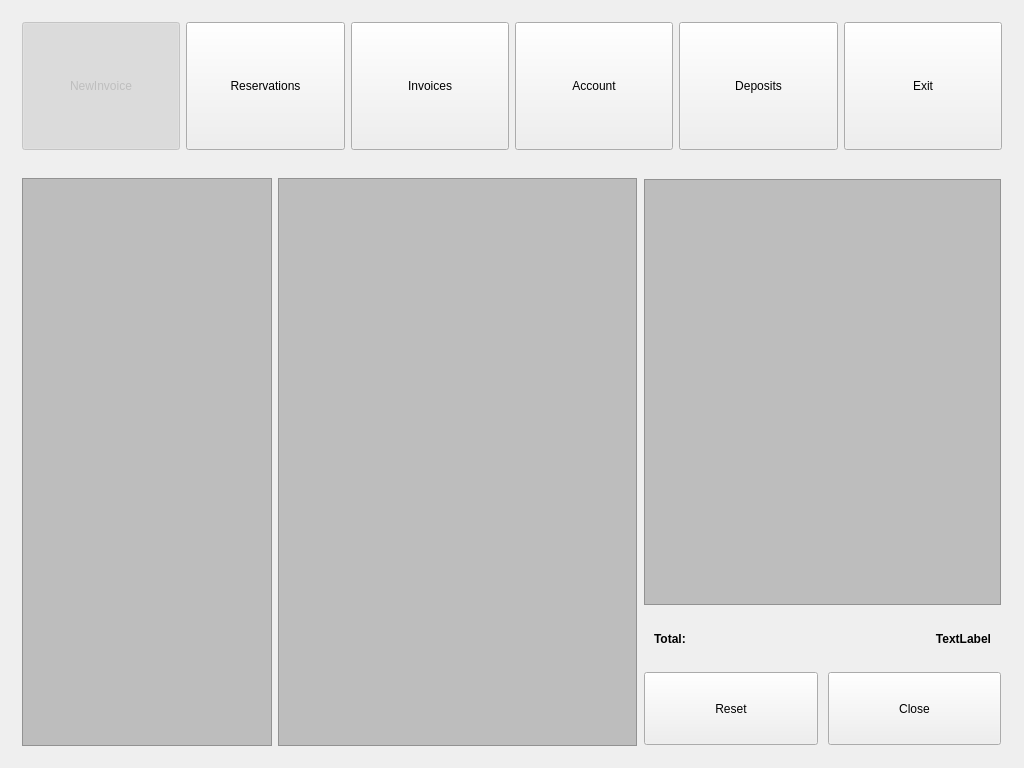
eguzki/penyamanager, file penyamanager/user/memberdashboardwindow.ui: the form before one commit.
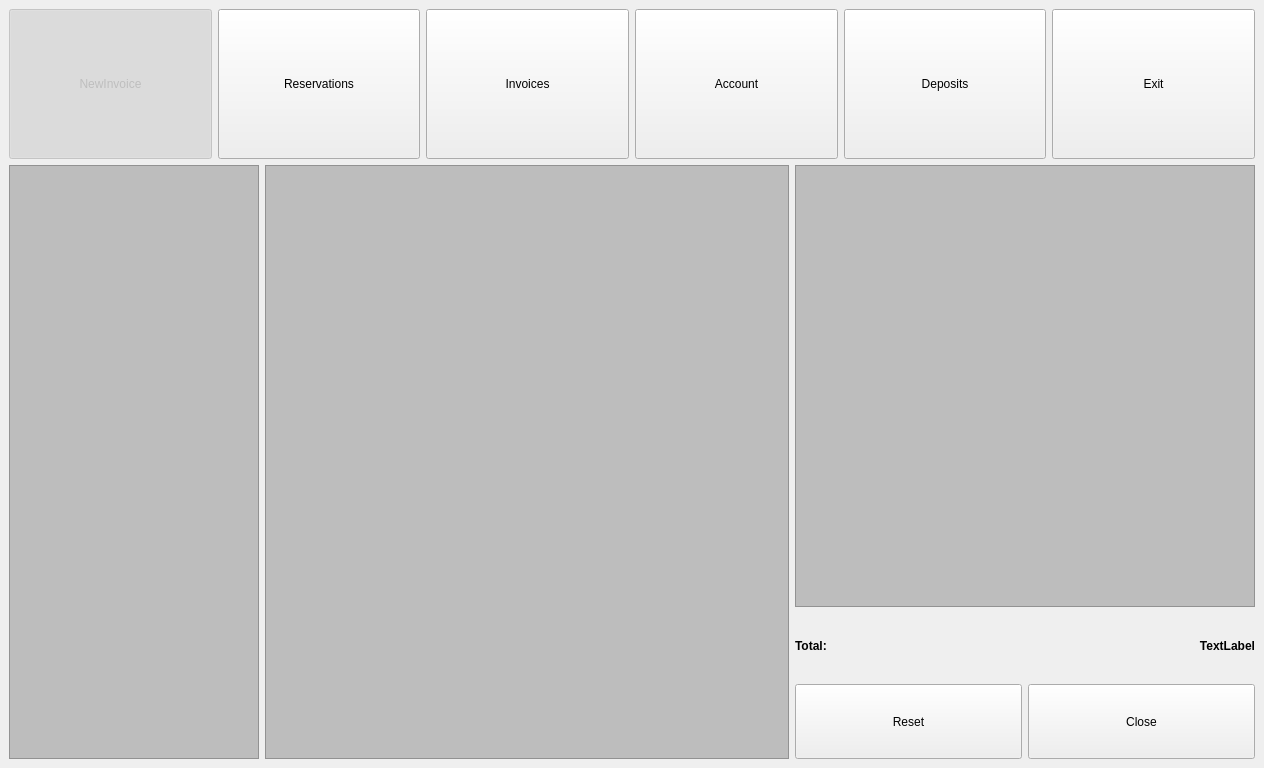
The form after the commit.

What changed in the file:
```diff
--- a/penyamanager/user/memberdashboardwindow.ui
+++ b/penyamanager/user/memberdashboardwindow.ui
@@ -6,7 +6,7 @@
    <rect>
     <x>0</x>
     <y>0</y>
-    <width>1024</width>
+    <width>1264</width>
     <height>768</height>
    </rect>
   </property>
@@ -16,8 +16,6 @@
   <property name="styleSheet">
    <string notr="true">QListWidget {
     alternate-background-color:  rgb(158,158,158);
-    
-    selection-color: green;
     background: rgb(158,158,158);
 }
 
@@ -71,7 +69,22 @@
   <property name="locale">
    <locale language="Spanish" country="Spain"/>
   </property>
-  <layout class="QVBoxLayout" name="verticalLayout">
+  <layout class="QVBoxLayout">
+   <property name="spacing">
+    <number>6</number>
+   </property>
+   <property name="leftMargin">
+    <number>9</number>
+   </property>
+   <property name="topMargin">
+    <number>9</number>
+   </property>
+   <property name="rightMargin">
+    <number>9</number>
+   </property>
+   <property name="bottomMargin">
+    <number>9</number>
+   </property>
    <item>
     <widget class="QWidget" name="topPanelWidget" native="true">
      <property name="minimumSize">
@@ -86,7 +99,19 @@
        <height>150</height>
       </size>
      </property>
-     <layout class="QHBoxLayout" name="horizontalLayout">
+     <layout class="QHBoxLayout" name="horizontalLayout_5">
+      <property name="leftMargin">
+       <number>0</number>
+      </property>
+      <property name="topMargin">
+       <number>0</number>
+      </property>
+      <property name="rightMargin">
+       <number>0</number>
+      </property>
+      <property name="bottomMargin">
+       <number>0</number>
+      </property>
       <item>
        <widget class="QPushButton" name="newinvoiceButton">
         <property name="enabled">
@@ -124,6 +149,9 @@
       </item>
       <item>
        <widget class="QPushButton" name="invoicesPushButton">
+        <property name="enabled">
+         <bool>true</bool>
+        </property>
         <property name="sizePolicy">
          <sizepolicy hsizetype="Minimum" vsizetype="Expanding">
           <horstretch>0</horstretch>
@@ -133,6 +161,12 @@
         <property name="text">
          <string>Invoices</string>
         </property>
+        <property name="checkable">
+         <bool>false</bool>
+        </property>
+        <property name="checked">
+         <bool>false</bool>
+        </property>
        </widget>
       </item>
       <item>
@@ -207,6 +241,18 @@
    <item>
     <widget class="QWidget" name="mainWidget" native="true">
      <layout class="QHBoxLayout" name="verticalLayout_2">
+      <property name="leftMargin">
+       <number>0</number>
+      </property>
+      <property name="topMargin">
+       <number>0</number>
+      </property>
+      <property name="rightMargin">
+       <number>0</number>
+      </property>
+      <property name="bottomMargin">
+       <number>0</number>
+      </property>
       <item>
        <widget class="QListWidget" name="familyListWidget">
         <property name="minimumSize">
@@ -292,7 +338,7 @@
         </property>
         <layout class="QVBoxLayout" name="verticalLayout_4">
          <property name="spacing">
-          <number>0</number>
+          <number>6</number>
          </property>
          <property name="leftMargin">
           <number>0</number>
@@ -322,19 +368,19 @@
            </property>
            <layout class="QVBoxLayout" name="verticalLayout_5">
             <property name="spacing">
-             <number>10</number>
+             <number>6</number>
             </property>
             <property name="leftMargin">
-             <number>1</number>
+             <number>0</number>
             </property>
             <property name="topMargin">
-             <number>1</number>
+             <number>0</number>
             </property>
             <property name="rightMargin">
-             <number>1</number>
+             <number>0</number>
             </property>
             <property name="bottomMargin">
-             <number>1</number>
+             <number>0</number>
             </property>
             <item>
              <widget class="QTableWidget" name="invoiceTableWidget">
@@ -403,6 +449,18 @@
             </size>
            </property>
            <layout class="QHBoxLayout" name="horizontalLayout_8">
+            <property name="leftMargin">
+             <number>0</number>
+            </property>
+            <property name="topMargin">
+             <number>0</number>
+            </property>
+            <property name="rightMargin">
+             <number>0</number>
+            </property>
+            <property name="bottomMargin">
+             <number>0</number>
+            </property>
             <item>
              <widget class="QLabel" name="totalLabel">
               <property name="text">
@@ -439,19 +497,19 @@
            </property>
            <layout class="QHBoxLayout" name="horizontalLayout_9">
             <property name="spacing">
-             <number>10</number>
+             <number>6</number>
             </property>
             <property name="leftMargin">
-             <number>1</number>
+             <number>0</number>
             </property>
             <property name="topMargin">
-             <number>1</number>
+             <number>0</number>
             </property>
             <property name="rightMargin">
-             <number>1</number>
+             <number>0</number>
             </property>
             <property name="bottomMargin">
-             <number>1</number>
+             <number>0</number>
             </property>
             <item>
              <widget class="QPushButton" name="invoiceResetButton">
@@ -490,7 +548,6 @@
    </item>
   </layout>
  </widget>
- <layoutdefault spacing="6" margin="11"/>
  <resources/>
  <connections/>
 </ui>
```
